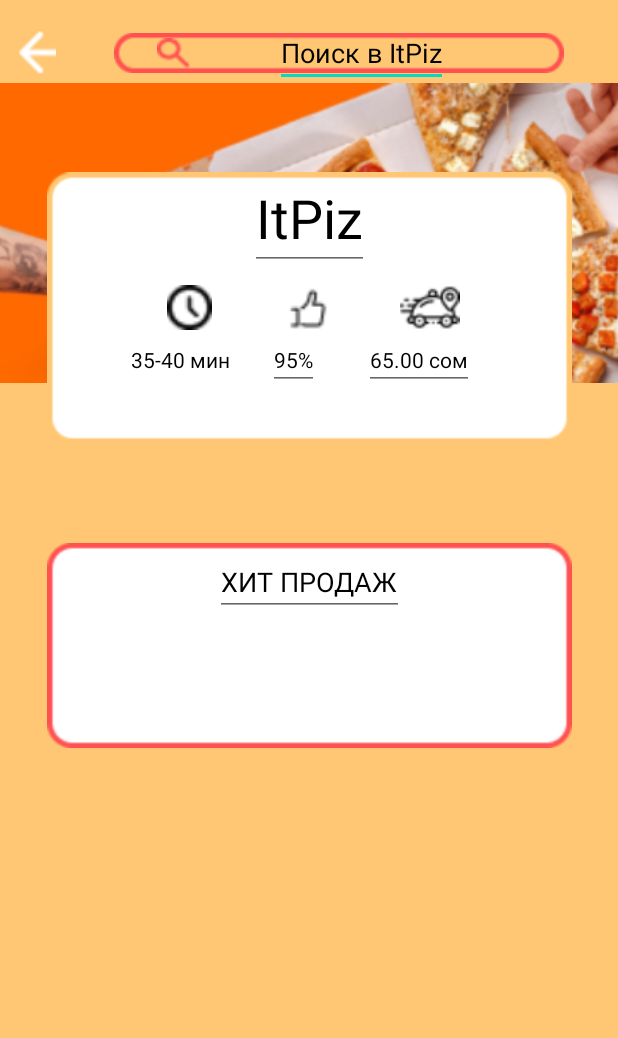
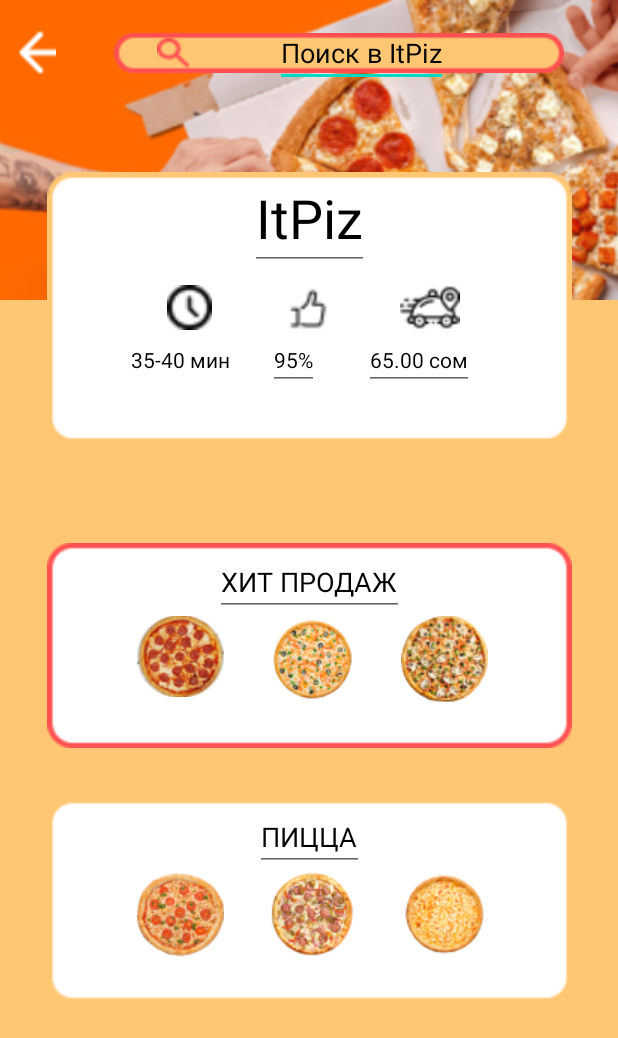
Before and after one commit to madzhunova/Individual-project-2, an Android app: the layout cafes_menu.xml on its own in the app's theme, with its tools: preview values and no code run, on a phone screen of 412 x 824 dp. Shown: the top 1038 px of the screen. Run offline under Robolectric (Android 15) with nearby library versions, the phone set to English and light mode, and no system bars.

Commit message:
5th frame (cafe's menu) 2

```diff
--- a/app/src/main/res/layout/cafes_menu.xml
+++ b/app/src/main/res/layout/cafes_menu.xml
@@ -13,7 +13,7 @@
         android:layout_height="200dp"
         app:layout_constraintEnd_toEndOf="parent"
         app:layout_constraintStart_toStartOf="parent"
-        app:layout_constraintTop_toBottomOf="@+id/imageView14"
+        app:layout_constraintTop_toTopOf="parent"
         app:srcCompat="@drawable/miniatyu_ra_dodo_1" />
 
 
@@ -155,6 +155,7 @@
         app:srcCompat="@drawable/rectangle_15" />
 
     <EditText
+        android:id="@+id/editText5"
         style="@style/near_with_me"
         android:layout_width="wrap_content"
         android:layout_height="wrap_content"
@@ -164,5 +165,88 @@
         app:layout_constraintStart_toStartOf="@+id/imageView18"
         app:layout_constraintTop_toTopOf="@+id/imageView18" />
 
+    <LinearLayout
+        android:id="@+id/linearLayout10"
+        android:layout_width="wrap_content"
+        android:layout_height="wrap_content"
+        android:layout_marginStart="60dp"
+        android:orientation="horizontal"
+        app:layout_constraintStart_toStartOf="@+id/imageView18"
+        app:layout_constraintTop_toBottomOf="@+id/editText5">
+
+        <ImageView
+            android:layout_width="wrap_content"
+            android:layout_height="wrap_content"
+            app:srcCompat="@drawable/_048045_1619898478_1" />
+
+
+        <ImageView
+            android:layout_width="wrap_content"
+            android:layout_height="wrap_content"
+            android:layout_marginStart="30dp"
+            app:srcCompat="@drawable/a9ed3feea674279079db6f79fad30529_1" />
+
+
+        <ImageView
+            android:layout_width="wrap_content"
+            android:layout_height="wrap_content"
+            android:layout_marginStart="30dp"
+            app:srcCompat="@drawable/unnamed_1" />
+
+    </LinearLayout>
+
+
+    <ImageView
+        android:id="@+id/imageView19"
+        android:layout_width="350dp"
+        android:layout_height="150dp"
+        android:layout_marginTop="20dp"
+        app:layout_constraintEnd_toEndOf="parent"
+        app:layout_constraintStart_toStartOf="parent"
+        app:layout_constraintTop_toBottomOf="@+id/imageView18"
+        app:srcCompat="@drawable/rectangle_15__1_" />
+
+    <EditText
+        android:id="@+id/editText6"
+        style="@style/near_with_me"
+        android:layout_width="wrap_content"
+        android:layout_height="wrap_content"
+        android:layout_marginTop="10dp"
+        android:text="@string/pizza1"
+        app:layout_constraintEnd_toEndOf="@+id/imageView19"
+        app:layout_constraintStart_toStartOf="@+id/imageView19"
+        app:layout_constraintTop_toTopOf="@+id/imageView19" />
+
+
+    <LinearLayout
+        android:id="@+id/linearLayout11"
+        android:layout_width="wrap_content"
+        android:layout_height="wrap_content"
+        android:orientation="horizontal"
+        android:layout_marginStart="60dp"
+        app:layout_constraintStart_toStartOf="@+id/imageView19"
+        app:layout_constraintTop_toBottomOf="@+id/editText6">
+
+
+        <ImageView
+            android:layout_width="wrap_content"
+            android:layout_height="wrap_content"
+            app:srcCompat="@drawable/f992867928918a08037c1b6b9c4cf95a_1" />
+
+
+        <ImageView
+            android:layout_width="wrap_content"
+            android:layout_height="wrap_content"
+            android:layout_marginStart="30dp"
+            app:srcCompat="@drawable/item_1012_1" />
+
+
+        <ImageView
+            android:layout_width="wrap_content"
+            android:layout_height="wrap_content"
+            android:layout_marginStart="30dp"
+            app:srcCompat="@drawable/unnamed__1__1" />
+
+    </LinearLayout>
 
 </androidx.constraintlayout.widget.ConstraintLayout>
--- a/app/src/main/res/values/strings.xml
+++ b/app/src/main/res/values/strings.xml
@@ -32,4 +32,5 @@
     <string name="itpiz">ItPiz</string>
     <string name="_35_40">35-40 мин</string>
     <string name="the_popular_sale">ХИТ ПРОДАЖ</string>
+    <string name="pizza1">ПИЦЦА</string>
 </resources>
```
Also changed, not shown: app/src/main/res/drawable/_048045_1619898478_1.png (added), app/src/main/res/drawable/_d5d1db8e37572b5fbd12a3897e9f365_1.png (added), app/src/main/res/drawable/a9ed3feea674279079db6f79fad30529_1.png (added), app/src/main/res/drawable/f992867928918a08037c1b6b9c4cf95a_1.png (added), app/src/main/res/drawable/fries_png35_1.png (added), app/src/main/res/drawable/g2vx6x35bk00oo0048gkkc40coow08_1.png (added), app/src/main/res/drawable/item_1012_1.png (added), app/src/main/res/drawable/rectangle_15__1_.png (added), app/src/main/res/drawable/unnamed_1.png (added), app/src/main/res/drawable/unnamed__1__1.png (added).
